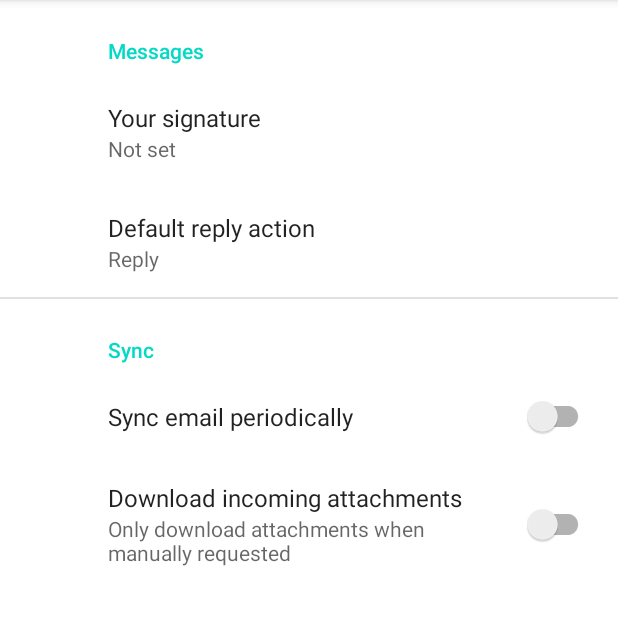
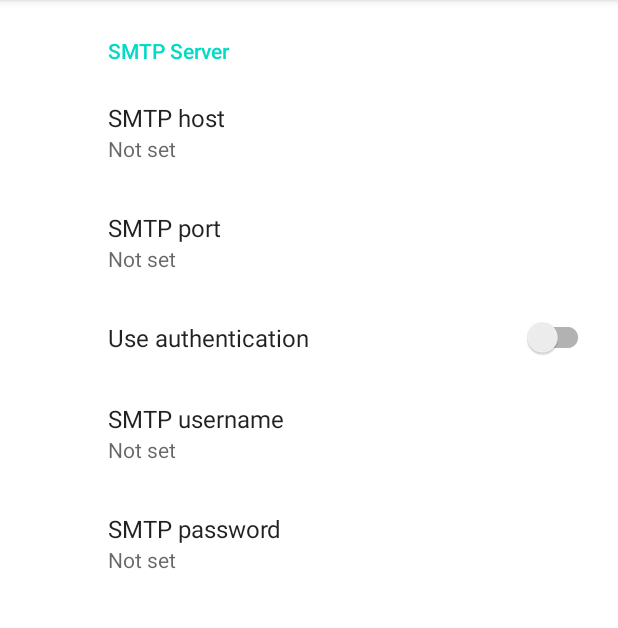
Before and after one commit to petrows/sms2email, an Android app: the screen it shows after launch (MainActivity), after a tap on "Settings", on a phone screen of 412 x 824 dp, the part 84-712 px from its top. Run offline under Robolectric (Android 15) with nearby library versions, the phone set to English and light mode, and no system bars; our stand-ins replace Room's generated code, androidx.preference; 1 statement that could not run was skipped.

Commit message:
Working edit CB

```diff
--- a/app/src/main/java/ws/petro/sms2email/ui/main/MainFragment.kt
+++ b/app/src/main/java/ws/petro/sms2email/ui/main/MainFragment.kt
@@ -8,6 +8,7 @@ import androidx.lifecycle.Observer
 import androidx.recyclerview.widget.LinearLayoutManager
 import androidx.recyclerview.widget.RecyclerView
 import ws.petro.sms2email.R
+import ws.petro.sms2email.filter.Rule
 
 class MainFragment : Fragment() {
 
@@ -39,7 +40,7 @@ class MainFragment : Fragment() {
         recyclerView = layout.findViewById<RecyclerView>(R.id.rules_list_view)
 
         context?.let { context_itr ->
-            val adapter =  RuleListAdapter(context_itr)
+            val adapter =  RuleListAdapter(context_itr) { rule -> onItemClicked(rule) }
             recyclerView.adapter = adapter
             recyclerView.layoutManager = LinearLayoutManager(context_itr)
             viewModel.allRules.observe(
@@ -56,6 +57,14 @@ class MainFragment : Fragment() {
 
     override fun onActivityCreated(savedInstanceState: Bundle?) {
         super.onActivityCreated(savedInstanceState)
+    }
+
+    fun onItemClicked(rule: Rule) {
+        val nextFrag = RuleEditFragment(rule)
+        requireActivity().supportFragmentManager.beginTransaction()
+            .replace(R.id.container, nextFrag, "RuleEditFragment")
+            .addToBackStack(null)
+            .commit()
     }
 
     override fun onOptionsItemSelected(item: MenuItem): Boolean {
--- a/app/src/main/java/ws/petro/sms2email/ui/main/RuleListAdapter.kt
+++ b/app/src/main/java/ws/petro/sms2email/ui/main/RuleListAdapter.kt
@@ -10,11 +10,12 @@ import androidx.recyclerview.widget.RecyclerView
 import ws.petro.sms2email.R
 import ws.petro.sms2email.filter.Rule
 
-class RuleListAdapter(context: Context) : RecyclerView.Adapter<RuleListAdapter.WordViewHolder>() {
+class RuleListAdapter(context: Context, onClick: (rule: Rule) -> Unit) : RecyclerView.Adapter<RuleListAdapter.WordViewHolder>() {
 
     private val TAG: String = "RuleListAdapter"
     private val inflater: LayoutInflater = LayoutInflater.from(context)
     private var rules = emptyList<Rule>() // Cached copy of list
+    private var onClick = onClick
 
     inner class WordViewHolder(itemView: View) : RecyclerView.ViewHolder(itemView) {
         val ruleItemTitle: TextView = itemView.findViewById(R.id.rule_title)
@@ -30,6 +31,11 @@ class RuleListAdapter(context: Context) : RecyclerView.Adapter<RuleListAdapter.W
         val current = rules[position]
         holder.ruleItemTitle.text = current.title
         holder.ruleItemDescription.text = current.toEmail
+        // From https://medium.com/@aayushpuranik/recycler-view-using-kotlin-with-click-listener-46e7884eaf59
+        holder.itemView.setOnClickListener {
+            Log.d(TAG, "Item clicked: ${current.id} (${current.title})")
+            onClick(current)
+        }
     }
 
     internal fun setRules(rules: List<Rule>) {
--- a/app/src/main/java/ws/petro/sms2email/ui/main/SettingsFragment.kt
+++ b/app/src/main/java/ws/petro/sms2email/ui/main/SettingsFragment.kt
@@ -1,6 +1,10 @@
 package ws.petro.sms2email.ui.main
 
 import android.os.Bundle
+import android.text.InputType
+import android.text.TextUtils
+import androidx.preference.EditTextPreference
+import androidx.preference.Preference
 import androidx.preference.PreferenceFragmentCompat
 import ws.petro.sms2email.R
 
@@ -8,5 +12,39 @@ class SettingsFragment : PreferenceFragmentCompat() {
 
     override fun onCreatePreferences(savedInstanceState: Bundle?, rootKey: String?) {
         setPreferencesFromResource(R.xml.root_preferences, rootKey)
+
+        /**
+         * Set numeric setting type
+         * https://developer.android.com/guide/topics/ui/settings/customize-your-settings#customize_an_edittextpreference_dialog
+         */
+        val portPreference: EditTextPreference? = findPreference("smtp_port")
+        portPreference?.setOnBindEditTextListener { editText ->
+            editText.inputType = InputType.TYPE_CLASS_NUMBER
+        }
+
+        /**
+         * Set password option type
+         */
+        val passwordPreference: EditTextPreference? = findPreference("smtp_password")
+        passwordPreference?.setOnBindEditTextListener { editText ->
+            editText.inputType = InputType.TYPE_CLASS_TEXT or InputType.TYPE_TEXT_VARIATION_PASSWORD
+        }
+        /**
+         * Set custom display to hide our password
+         * https://developer.android.com/guide/topics/ui/settings/customize-your-settings#use_a_custom_summaryprovider
+         */
+        passwordPreference?.summaryProvider =
+            Preference.SummaryProvider<EditTextPreference> { preference ->
+                val text = preference.text
+                if (TextUtils.isEmpty(text)) {
+                    "Not set"
+                } else {
+                    var retString : String = ""
+                    for (x in text.indices) {
+                        retString += "*"
+                    }
+                    retString
+                }
+            }
     }
 }
--- a/app/src/main/res/values/strings.xml
+++ b/app/src/main/res/values/strings.xml
@@ -15,19 +15,12 @@
     <string name="promt_rule_sim">SIM</string>
     <string name="promt_rule_sim_all">Any</string>
 
-    <!-- Preference Titles -->
-    <string name="messages_header">Messages</string>
-    <string name="sync_header">Sync</string>
-
-    <!-- Messages Preferences -->
-    <string name="signature_title">Your signature</string>
-    <string name="reply_title">Default reply action</string>
-
-    <!-- Sync Preferences -->
-    <string name="sync_title">Sync email periodically</string>
-    <string name="attachment_title">Download incoming attachments</string>
-    <string name="attachment_summary_on">Automatically download attachments for incoming emails
-    </string>
-    <string name="attachment_summary_off">Only download attachments when manually requested</string>
+    <!-- Settings Titles -->
+    <string name="smtp_header">SMTP Server</string>
+    <string name="smtp_host">SMTP host</string>
+    <string name="smtp_port">SMTP port</string>
+    <string name="smtp_auth">Use authentication</string>
+    <string name="smtp_user">SMTP username</string>
+    <string name="smtp_password">SMTP password</string>
 
 </resources>
--- a/app/src/main/res/xml/root_preferences.xml
+++ b/app/src/main/res/xml/root_preferences.xml
@@ -1,35 +1,33 @@
 <PreferenceScreen xmlns:app="http://schemas.android.com/apk/res-auto">
 
-    <PreferenceCategory app:title="@string/messages_header">
+    <PreferenceCategory app:title="@string/smtp_header">
 
         <EditTextPreference
-            app:key="signature"
-            app:title="@string/signature_title"
+            app:key="smtp_host"
+            app:title="@string/smtp_host"
             app:useSimpleSummaryProvider="true" />
 
-        <ListPreference
-            app:defaultValue="reply"
-            app:entries="@array/reply_entries"
-            app:entryValues="@array/reply_values"
-            app:key="reply"
-            app:title="@string/reply_title"
+        <EditTextPreference
+            app:key="smtp_port"
+            app:title="@string/smtp_port"
+            app:useSimpleSummaryProvider="true" />
+
+        <SwitchPreferenceCompat
+            app:key="smtp_auth"
+            app:title="@string/smtp_auth" />
+
+        <EditTextPreference
+            app:key="smtp_user"
+            app:title="@string/smtp_user"
+            app:dependency="smtp_auth"
+            app:useSimpleSummaryProvider="true" />
+
+        <EditTextPreference
+            app:key="smtp_password"
+            app:title="@string/smtp_password"
+            app:dependency="smtp_auth"
             app:useSimpleSummaryProvider="true" />
 
     </PreferenceCategory>
 
-    <PreferenceCategory app:title="@string/sync_header">
-
-        <SwitchPreferenceCompat
-            app:key="sync"
-            app:title="@string/sync_title" />
-
-        <SwitchPreferenceCompat
-            app:dependency="sync"
-            app:key="attachment"
-            app:summaryOff="@string/attachment_summary_off"
-            app:summaryOn="@string/attachment_summary_on"
-            app:title="@string/attachment_title" />
-
-    </PreferenceCategory>
-
 </PreferenceScreen>
```
